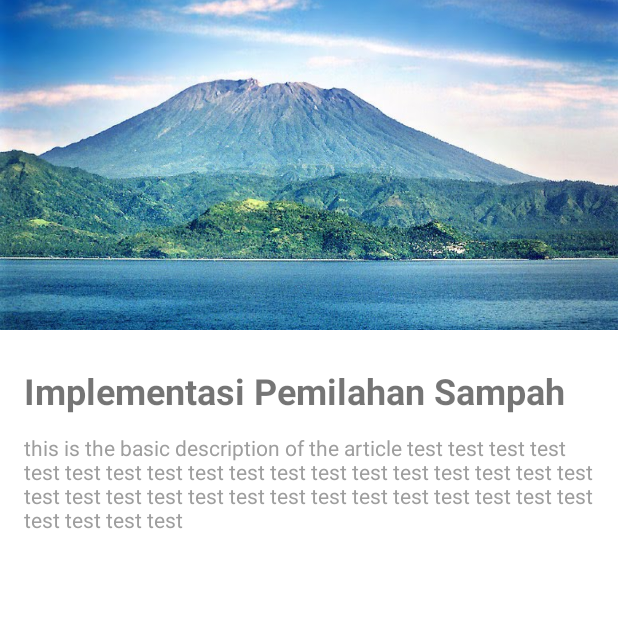
After one commit to mattoriq/Aplikasi_KKN_YO095, an Android app: the PageOneActivity screen opened directly, with no data from a screen before it, on a phone screen of 412 x 824 dp, the top half of it. The commit adds this screen. Run offline under Robolectric (Android 15) with nearby library versions, the phone set to English and light mode, and no system bars.

Commit message:
CollapsingToolBar implemented, homepage shows landscape picture

```diff
--- /dev/null
+++ b/app/src/main/java/com/cappandatiga/aplikasikkn/pages/PageOneActivity.kt
@@ -0,0 +1,29 @@
+package com.cappandatiga.aplikasikkn.pages
+
+import android.graphics.Color
+import androidx.appcompat.app.AppCompatActivity
+import android.os.Bundle
+import com.cappandatiga.aplikasikkn.R
+import com.cappandatiga.aplikasikkn.databinding.ActivityPageOneBinding
+
+class PageOneActivity : AppCompatActivity() {
+    override fun onCreate(savedInstanceState: Bundle?) {
+        super.onCreate(savedInstanceState)
+        val binding = ActivityPageOneBinding.inflate(layoutInflater)
+        setContentView(binding.root)
+        supportActionBar?.apply {
+            setDisplayHomeAsUpEnabled(true)
+            title = getString(R.string.title_1)
+        }
+        with(binding){
+            title.text = getString(R.string.title_1)
+            collapsingBar.setCollapsedTitleTextColor(Color.rgb(255,255,255))
+            collapsingBar.setExpandedTitleColor(Color.TRANSPARENT)
+        }
+    }
+
+    override fun onSupportNavigateUp(): Boolean {
+        onBackPressed()
+        return true
+    }
+}
--- /dev/null
+++ b/app/src/main/res/layout/activity_page_one.xml
@@ -0,0 +1,78 @@
+<?xml version="1.0" encoding="utf-8"?>
+<androidx.coordinatorlayout.widget.CoordinatorLayout xmlns:android="http://schemas.android.com/apk/res/android"
+    xmlns:app="http://schemas.android.com/apk/res-auto"
+    xmlns:tools="http://schemas.android.com/tools"
+    android:layout_width="match_parent"
+    android:layout_height="match_parent">
+
+    <com.google.android.material.appbar.AppBarLayout
+        android:id="@+id/app_bar"
+        android:layout_width="match_parent"
+        android:layout_height="220dp"
+        android:fitsSystemWindows="true">
+
+        <com.google.android.material.appbar.CollapsingToolbarLayout
+            android:id="@+id/collapsing_bar"
+            android:layout_width="match_parent"
+            android:layout_height="match_parent"
+            app:layout_scrollFlags="exitUntilCollapsed|scroll"
+            app:contentScrim="@color/primary"
+            app:title="@string/article">
+
+            <ImageView
+                android:layout_width="match_parent"
+                android:layout_height="match_parent"
+                android:src="@drawable/mountain"
+                android:scaleType="centerCrop"
+                android:contentDescription="@string/mountain" />
+
+            <androidx.appcompat.widget.Toolbar
+                android:id="@+id/toolbar"
+                android:layout_width="match_parent"
+                android:layout_height="?attr/actionBarSize"
+                app:layout_collapseMode="pin"/>
+
+        </com.google.android.material.appbar.CollapsingToolbarLayout>
+
+    </com.google.android.material.appbar.AppBarLayout>
+
+    <androidx.core.widget.NestedScrollView
+        android:layout_width="match_parent"
+        android:layout_height="match_parent"
+        app:layout_behavior="com.google.android.material.appbar.AppBarLayout$ScrollingViewBehavior">
+
+        <androidx.constraintlayout.widget.ConstraintLayout
+            android:layout_width="match_parent"
+            android:layout_height="match_parent"
+            android:padding="16dp"
+            tools:context=".pages.PageOneActivity">
+
+            <TextView
+                android:id="@+id/title"
+                android:layout_width="0dp"
+                android:layout_height="wrap_content"
+                android:layout_marginTop="8dp"
+                app:layout_constraintTop_toTopOf="parent"
+                app:layout_constraintStart_toStartOf="parent"
+                app:layout_constraintEnd_toEndOf="parent"
+                android:text="@string/page_title"
+                android:textStyle="bold"
+                android:textSize="24sp"/>
+
+            <TextView
+                android:id="@+id/description"
+                android:layout_width="0dp"
+                android:layout_height="wrap_content"
+                android:layout_marginTop="12dp"
+                app:layout_constraintTop_toBottomOf="@id/title"
+                app:layout_constraintStart_toStartOf="parent"
+                app:layout_constraintEnd_toEndOf="parent"
+                android:text="@string/page_desc"
+                android:textColor="@color/gray"
+                android:textSize="14sp"/>
+
+        </androidx.constraintlayout.widget.ConstraintLayout>
+
+    </androidx.core.widget.NestedScrollView>
+
+</androidx.coordinatorlayout.widget.CoordinatorLayout>
--- a/app/src/main/res/values-night/themes.xml
+++ b/app/src/main/res/values-night/themes.xml
@@ -2,9 +2,9 @@
     <!-- Base application theme. -->
     <style name="Theme.AplikasiKKN" parent="Theme.MaterialComponents.DayNight.DarkActionBar">
         <!-- Primary brand color. -->
-        <item name="colorPrimary">@color/purple_200</item>
-        <item name="colorPrimaryVariant">@color/purple_700</item>
-        <item name="colorOnPrimary">@color/black</item>
+        <item name="colorPrimary">@color/primary_dark</item>
+        <item name="colorPrimaryVariant">@color/primary_light</item>
+        <item name="colorOnPrimary">@color/white</item>
         <!-- Secondary brand color. -->
         <item name="colorSecondary">@color/teal_200</item>
         <item name="colorSecondaryVariant">@color/teal_200</item>
--- a/app/src/main/res/values/colors.xml
+++ b/app/src/main/res/values/colors.xml
@@ -1,5 +1,8 @@
 <?xml version="1.0" encoding="utf-8"?>
 <resources>
+    <color name="primary">#66bb6a</color>
+    <color name="primary_light">#98ee99</color>
+    <color name="primary_dark">#338a3e</color>
     <color name="purple_200">#FFBB86FC</color>
     <color name="purple_500">#FF6200EE</color>
     <color name="purple_700">#FF3700B3</color>
@@ -7,4 +10,5 @@
     <color name="teal_700">#FF018786</color>
     <color name="black">#FF000000</color>
     <color name="white">#FFFFFFFF</color>
+    <color name="gray">#9e9e9e</color>
 </resources>
--- a/app/src/main/res/values/strings.xml
+++ b/app/src/main/res/values/strings.xml
@@ -2,7 +2,13 @@
     <string name="app_name">AplikasiKKN</string>
     <string name="video_example">Video example</string>
     <string name="page_title">Page Title</string>
-    <string name="page_desc">this is the basic description of the article</string>
+    <string name="page_desc">this is the basic description of the article test test test test test test test test test test test test test test test test test test test test test test test test test test test test test test test test test test test test</string>
     <string name="content_descriptor">content descriptor</string>
     <string name="main_page">Main Page</string>
+    <string name="title_1">Implementasi Pemilahan Sampah</string>
+    <string name="title_2">Cara Membuat Magot Sampah</string>
+    <string name="title_3">Jenis-jenis sampah</string>
+    <string name="title_4">Perbedaan sampah cair dan sampah padat</string>
+    <string name="mountain">mountain</string>
+    <string name="article">Artikel</string>
 </resources>
--- a/app/src/main/res/values/themes.xml
+++ b/app/src/main/res/values/themes.xml
@@ -2,9 +2,9 @@
     <!-- Base application theme. -->
     <style name="Theme.AplikasiKKN" parent="Theme.MaterialComponents.DayNight.DarkActionBar">
         <!-- Primary brand color. -->
-        <item name="colorPrimary">@color/purple_500</item>
-        <item name="colorPrimaryVariant">@color/purple_700</item>
-        <item name="colorOnPrimary">@color/white</item>
+        <item name="colorPrimary">@color/primary</item>
+        <item name="colorPrimaryVariant">@color/primary_dark</item>
+        <item name="colorOnPrimary">@color/black</item>
         <!-- Secondary brand color. -->
         <item name="colorSecondary">@color/teal_200</item>
         <item name="colorSecondaryVariant">@color/teal_700</item>
@@ -13,4 +13,9 @@
         <item name="android:statusBarColor" tools:targetApi="l">?attr/colorPrimaryVariant</item>
         <!-- Customize your theme here. -->
     </style>
+
+    <style name="AppTheme.NoActionBar" parent="Theme.AplikasiKKN">
+        <item name="windowActionBar">false</item>
+        <item name="windowNoTitle">true</item>
+    </style>
 </resources>
```
Also changed, not shown: app/src/main/AndroidManifest.xml (+7 -1 lines), app/src/main/java/com/cappandatiga/aplikasikkn/MainActivity.kt (deleted, +0 -16 lines), app/src/main/java/com/cappandatiga/aplikasikkn/home/MainActivity.kt (added, +46 -0 lines), app/src/main/java/com/cappandatiga/aplikasikkn/pages/PageFourActivity.kt (added, +26 -0 lines), app/src/main/java/com/cappandatiga/aplikasikkn/pages/PageThreeActivity.kt (added, +26 -0 lines), app/src/main/java/com/cappandatiga/aplikasikkn/pages/PageTwoActivity.kt (added, +26 -0 lines), app/src/main/res/layout/activity_main.xml (+16 -48 lines), app/src/main/res/layout/activity_page_four.xml (added, +34 -0 lines), app/src/main/res/layout/activity_page_three.xml (added, +34 -0 lines), app/src/main/res/layout/activity_page_two.xml (added, +34 -0 lines), app/src/main/res/layout/page_view.xml (+44 -24 lines), app/src/main/res/drawable/mountain.jpg (added).
